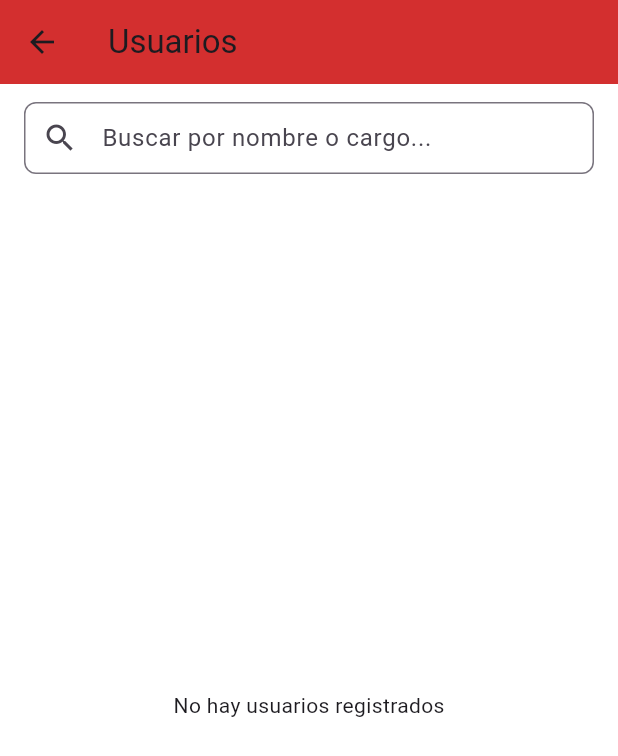
After one commit to blackgoku-97/riesgos, a Flutter app: the VerUsuariosScreen screen opened by its route, on a phone screen of 412 x 824 dp. The commit adds this screen. Shown: the top 756 px of the screen. Run offline on Flutter 3.47's test engine with Material 3 defaults, Android fonts, the phone set to English and light mode, and no system bars; our stand-ins replace cloud_firestore, firebase_auth, firebase_core, firebase_storage, geolocator, google_maps_flutter and 3 more; missing offline and left inert: excel; accounts and stored records are empty.

Commit message:
mejoras 1

```diff
--- /dev/null
+++ b/lib/features/users/ver_usuarios_screen.dart
@@ -0,0 +1,240 @@
+import 'package:flutter/material.dart';
+import 'package:cloud_firestore/cloud_firestore.dart';
+import '../../core/theme/app_colors.dart';
+
+class VerUsuariosScreen extends StatefulWidget {
+  const VerUsuariosScreen({super.key});
+
+  @override
+  State<VerUsuariosScreen> createState() => _VerUsuariosScreenState();
+}
+
+class _VerUsuariosScreenState extends State<VerUsuariosScreen> {
+  late Future<List<Map<String, dynamic>>> _usuariosFuture;
+  List<Map<String, dynamic>> _usuarios = [];
+  List<Map<String, dynamic>> _filtrados = [];
+  final TextEditingController _searchCtrl = TextEditingController();
+
+  @override
+  void initState() {
+    super.initState();
+    _usuariosFuture = _cargarUsuarios();
+  }
+
+  Future<List<Map<String, dynamic>>> _cargarUsuarios() async {
+    final snap = await FirebaseFirestore.instance
+        .collection('perfiles')
+        .where('rol', isEqualTo: 'usuario')
+        .get();
+
+    final lista = snap.docs.map((d) {
+      final data = d.data();
+      return {
+        'id': d.id,
+        'nombre': data['nombre'] ?? '',
+        'email': data['email'] ?? '',
+        'cargo': data['cargo'] ?? '',
+        'rol': data['rol'] ?? '',
+      };
+    }).toList();
+
+    _usuarios = lista;
+    _filtrados = lista;
+    return lista;
+  }
+
+  void _filtrar(String query) {
+    final q = query.trim().toLowerCase();
+    if (q.isEmpty) {
+      setState(() => _filtrados = _usuarios);
+    } else {
+      setState(() {
+        _filtrados = _usuarios.where((u) {
+          final nombre = (u['nombre'] ?? '').toString().toLowerCase();
+          final cargo = (u['cargo'] ?? '').toString().toLowerCase();
+          return nombre.contains(q) || cargo.contains(q);
+        }).toList();
+      });
+    }
+  }
+
+  Future<void> _refrescar() async {
+    final lista = await _cargarUsuarios();
+    setState(() {
+      _usuarios = lista;
+      _filtrados = lista;
+    });
+  }
+
+  Future<void> _eliminarUsuario(String id) async {
+    final confirmar = await showDialog<bool>(
+      context: context,
+      builder: (context) => AlertDialog(
+        title: const Text('Eliminar usuario'),
+        content: const Text('¿Seguro que quieres eliminar este usuario?'),
+        actions: [
+          TextButton(
+            onPressed: () => Navigator.pop(context, false),
+            child: const Text('Cancelar'),
+          ),
+          ElevatedButton(
+            onPressed: () => Navigator.pop(context, true),
+            style: ElevatedButton.styleFrom(backgroundColor: AppColors.rojo),
+            child: const Text('Eliminar'),
+          ),
+        ],
+      ),
+    );
+
+    if (confirmar == true) {
+      await FirebaseFirestore.instance.collection('perfiles').doc(id).delete();
+      _refrescar();
+    }
+  }
+
+  void _editarUsuario(Map<String, dynamic> usuario) async {
+    final nombreCtrl = TextEditingController(text: usuario['nombre']);
+    final cargoCtrl = TextEditingController(text: usuario['cargo']);
+
+    final guardar = await showDialog<bool>(
+      context: context,
+      builder: (context) => AlertDialog(
+        title: const Text('Editar usuario'),
+        content: Column(
+          mainAxisSize: MainAxisSize.min,
+          children: [
+            TextField(
+              controller: nombreCtrl,
+              decoration: const InputDecoration(labelText: 'Nombre'),
+            ),
+            TextField(
+              controller: cargoCtrl,
+              decoration: const InputDecoration(labelText: 'Cargo'),
+            ),
+          ],
+        ),
+        actions: [
+          TextButton(
+            onPressed: () => Navigator.pop(context, false),
+            child: const Text('Cancelar'),
+          ),
+          ElevatedButton(
+            onPressed: () => Navigator.pop(context, true),
+            style: ElevatedButton.styleFrom(backgroundColor: AppColors.rojo),
+            child: const Text('Guardar'),
+          ),
+        ],
+      ),
+    );
+
+    if (guardar == true) {
+      await FirebaseFirestore.instance
+          .collection('perfiles')
+          .doc(usuario['id'])
+          .update({
+        'nombre': nombreCtrl.text.trim(),
+        'cargo': cargoCtrl.text.trim(),
+      });
+      _refrescar();
+    }
+  }
+
+  @override
+  Widget build(BuildContext context) {
+    return Scaffold(
+      backgroundColor: AppColors.blanco,
+      appBar: AppBar(
+        backgroundColor: AppColors.rojo,
+        title: const Text('Usuarios'),
+      ),
+      body: FutureBuilder<List<Map<String, dynamic>>>(
+        future: _usuariosFuture,
+        builder: (context, snapshot) {
+          if (snapshot.connectionState == ConnectionState.waiting) {
+            return const Center(child: CircularProgressIndicator());
+          }
+          if (snapshot.hasError) {
+            return Center(child: Text('Error: ${snapshot.error}'));
+          }
+          if (_filtrados.isEmpty) {
+            return Column(
+              children: [
+                _buildSearchBar(),
+                const Expanded(
+                  child: Center(child: Text('No hay usuarios registrados')),
+                ),
+              ],
+            );
+          }
+          return Column(
+            children: [
+              _buildSearchBar(),
+              Expanded(
+                child: RefreshIndicator(
+                  onRefresh: _refrescar,
+                  child: ListView.separated(
+                    padding: const EdgeInsets.all(16),
+                    itemCount: _filtrados.length,
+                    separatorBuilder: (_, _) => const Divider(height: 1),
+                    itemBuilder: (context, index) {
+                      final u = _filtrados[index];
+                      return ListTile(
+                        leading: CircleAvatar(
+                          backgroundColor: AppColors.rojo,
+                          child: Text(
+                            u['nombre'].isNotEmpty
+                                ? u['nombre'][0].toUpperCase()
+                                : '?',
+                            style: const TextStyle(color: Colors.white),
+                          ),
+                        ),
+                        title: Text(
+                          u['nombre'].isNotEmpty ? u['nombre'] : u['email'],
+                          style: const TextStyle(fontWeight: FontWeight.bold),
+                        ),
+                        subtitle: Text(
+                          '${u['cargo']} • ${u['rol']}'.trim(),
+                          style: TextStyle(color: Colors.grey.shade700),
+                        ),
+                        trailing: Row(
+                          mainAxisSize: MainAxisSize.min,
+                          children: [
+                            IconButton(
+                              icon: const Icon(Icons.edit, color: Colors.blue),
+                              onPressed: () => _editarUsuario(u),
+                            ),
+                            IconButton(
+                              icon: const Icon(Icons.delete, color: Colors.red),
+                              onPressed: () => _eliminarUsuario(u['id']),
+                            ),
+                          ],
+                        ),
+                      );
+                    },
+                  ),
+                ),
+              ),
+            ],
+          );
+        },
+      ),
+    );
+  }
+
+  Widget _buildSearchBar() {
+    return Padding(
+      padding: const EdgeInsets.fromLTRB(16, 12, 16, 0),
+      child: TextField(
+        controller: _searchCtrl,
+        onChanged: _filtrar,
+        decoration: InputDecoration(
+          hintText: 'Buscar por nombre o cargo...',
+          prefixIcon: const Icon(Icons.search),
+          border: OutlineInputBorder(borderRadius: BorderRadius.circular(8)),
+          contentPadding:
+              const EdgeInsets.symmetric(vertical: 0, horizontal: 12),
+        ),
+      ),
+    );
+  }
+}
--- a/lib/main.dart
+++ b/lib/main.dart
@@ -2,6 +2,7 @@ import 'package:flutter/material.dart';
 import 'package:firebase_core/firebase_core.dart';
 import 'package:intl/date_symbol_data_local.dart';
 import 'firebase_options.dart';
+
 import 'features/welcome/welcome_screen.dart';
 import 'features/auth/login_screen.dart';
 import 'features/auth/register_screen.dart';
@@ -9,6 +10,7 @@ import 'features/dashboard/dashboard_screen.dart';
 import 'features/planificacion/crear_planificacion_screen.dart';
 import 'features/planificacion/historial_planificacion_screen.dart';
 import 'features/planificacion/duplicar_planificacion_screen.dart';
+import 'features/users/ver_usuarios_screen.dart'; // 👈 Importa la nueva pantalla
 
 void main() async {
   WidgetsFlutterBinding.ensureInitialized();
@@ -36,14 +38,15 @@ class MyApp extends StatelessWidget {
         '/historial_planificaciones': (context) =>
             const HistorialPlanificacionesScreen(),
         '/duplicar_planificacion': (context) {
-          final args =
-              ModalRoute.of(context)!.settings.arguments
-                  as Map<String, dynamic>;
+          final args = ModalRoute.of(context)!.settings.arguments
+              as Map<String, dynamic>;
           return DuplicarPlanificacionScreen(
             data: args['data'],
-            origenId: args['origenId'], planificacion: {},
+            origenId: args['origenId'],
+            planificacion: {},
           );
         },
+        '/ver_usuarios': (context) => const VerUsuariosScreen(), // 👈 Ruta nueva
       },
     );
   }
```
